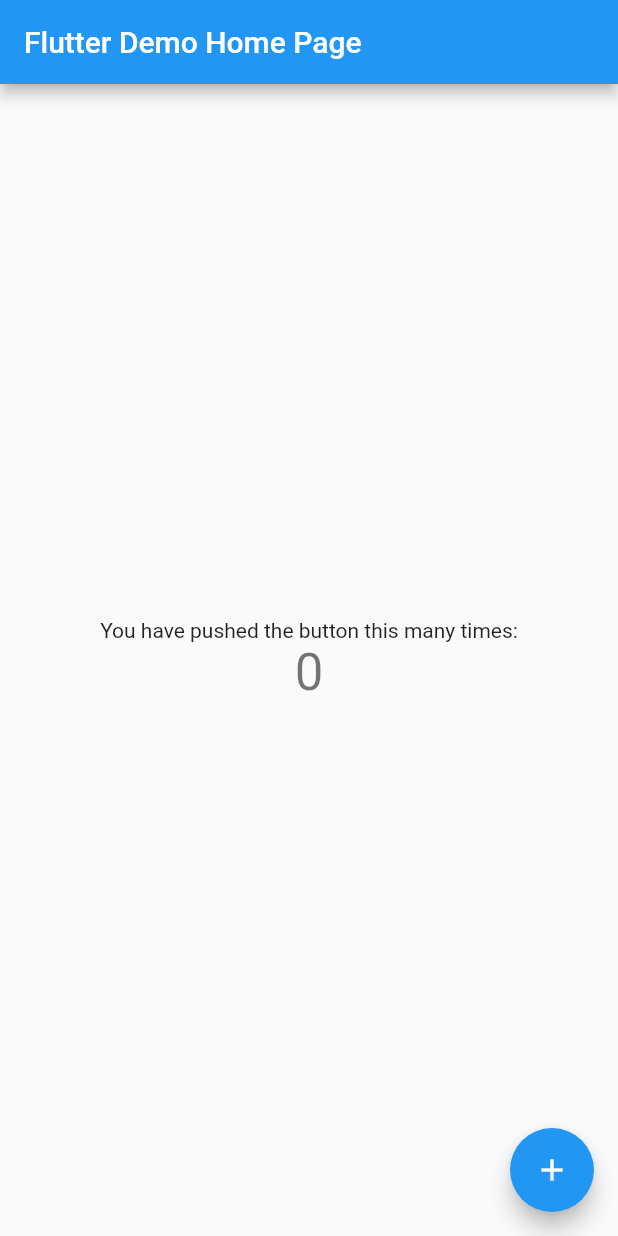
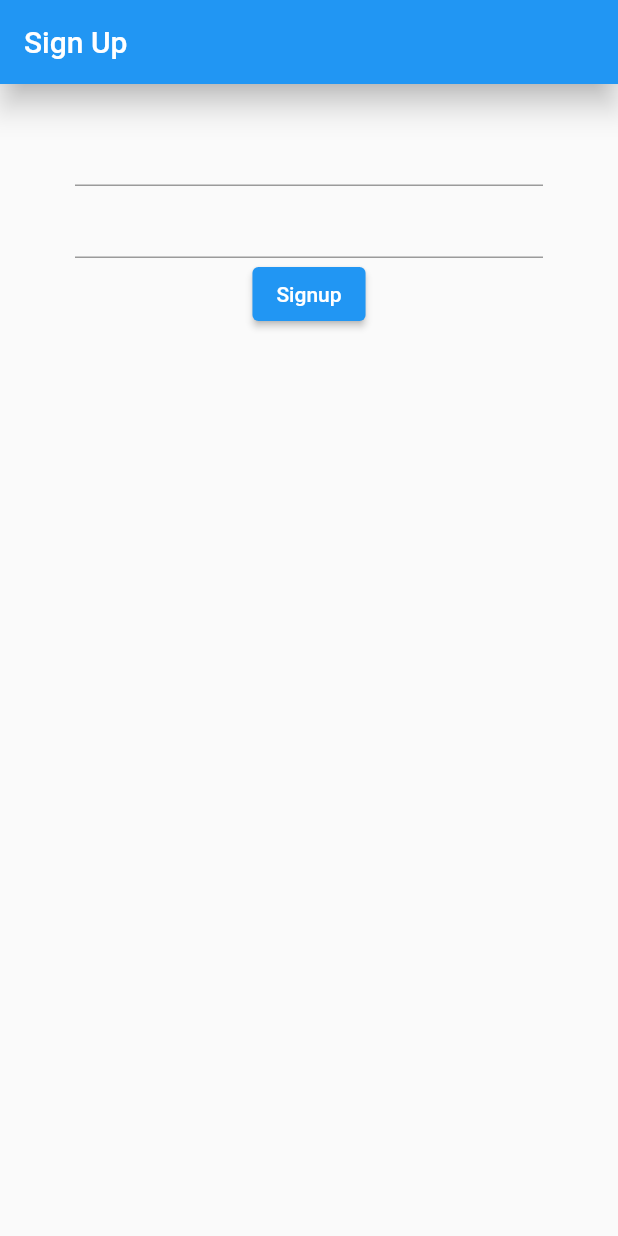
Before and after one commit to Riyanpahuja04/twitter_clone, a Flutter app: the screen it shows after launch, on a phone screen of 412 x 824 dp. Run offline on Flutter 3.47's test engine with Material 2 defaults, Android fonts, the phone set to English and light mode, and no system bars; our stand-ins replace firebase_auth, firebase_core; accounts and stored records are empty.

Commit message:
configure skeletal sign up screen with firebase auth (sing up)

```diff
--- /dev/null
+++ b/lib/auth/signup.dart
@@ -0,0 +1,69 @@
+import 'package:firebase_auth/firebase_auth.dart';
+import 'package:flutter/material.dart';
+
+class SignUp extends StatefulWidget {
+  const SignUp({Key? key}) : super(key: key);
+
+  @override
+  State<SignUp> createState() => _SignUpState();
+}
+
+class _SignUpState extends State<SignUp> {
+  FirebaseAuth auth = FirebaseAuth.instance;
+
+  String email = '';
+  String password = '';
+
+  @override
+  Widget build(BuildContext context) {
+    return Scaffold(
+      appBar: AppBar(
+        backgroundColor: Colors.blue,
+        elevation: 8,
+        title: const Text('Sign Up'),
+      ),
+      body: Container(
+        padding: const EdgeInsets.symmetric(vertical: 20, horizontal: 50),
+        child: Form(
+          child: Column(
+            children: <Widget>[
+              TextFormField(
+                onChanged: (val) => setState(() {
+                  email = val;
+                }),
+              ),
+              TextFormField(
+                onChanged: (val) => setState(() {
+                  password = val;
+                }),
+              ),
+              ElevatedButton(
+                onPressed: () async {
+                  await signUpAction(emailAddress: email, password: password);
+                },
+                child: const Text('Signup'),
+              )
+            ],
+          ),
+        ),
+      ),
+    );
+  }
+}
+
+Future<void> signUpAction({required String emailAddress, required String password}) async {
+  try {
+    final credential = await FirebaseAuth.instance.createUserWithEmailAndPassword(
+      email: emailAddress,
+      password: password,
+    );
+  } on FirebaseAuthException catch (e) {
+    if (e.code == 'weak-password') {
+      debugPrint('The password provided is too weak.');
+    } else if (e.code == 'email-already-in-use') {
+      debugPrint('The account already exists for that email.');
+    }
+  } catch (e) {
+    debugPrint('error $e');
+  }
+}
--- a/lib/main.dart
+++ b/lib/main.dart
@@ -1,122 +1,56 @@
 import 'package:flutter/material.dart';
 import 'package:firebase_core/firebase_core.dart';
+import 'package:twitter_clone/auth/signup.dart';
 import 'firebase_options.dart';
 
-
-
 Future<void> main() async {
-  await Firebase.initializeApp(
-    options: DefaultFirebaseOptions.currentPlatform,
-  );
-  runApp(const MyApp());
+  WidgetsFlutterBinding.ensureInitialized();
+  runApp(MyApp());
 }
 
 class MyApp extends StatelessWidget {
-  const MyApp({super.key});
+  MyApp({super.key});
+
+  final Future<FirebaseApp> _initialization = Firebase.initializeApp(
+    options: DefaultFirebaseOptions.currentPlatform,
+  );
 
   // This widget is the root of your application.
   @override
   Widget build(BuildContext context) {
+    return FutureBuilder(
+        future: _initialization,
+        builder: (context, snapshot) {
+          if (snapshot.hasError) {
             return MaterialApp(
               title: 'Flutter Demo',
               theme: ThemeData(
-        // This is the theme of your application.
-        //
-        // Try running your application with "flutter run". You'll see the
-        // application has a blue toolbar. Then, without quitting the app, try
-        // changing the primarySwatch below to Colors.green and then invoke
-        // "hot reload" (press "r" in the console where you ran "flutter run",
-        // or simply save your changes to "hot reload" in a Flutter IDE).
-        // Notice that the counter didn't reset back to zero; the application
-        // is not restarted.
                 primarySwatch: Colors.blue,
               ),
-      home: const MyHomePage(title: 'Flutter Demo Home Page'),
+              home: const Center(
+                child: Text('Something went wrong'),
+              ),
             );
           }
+
+          if (snapshot.connectionState == ConnectionState.done) {
+            return MaterialApp(
+              title: 'Flutter Demo',
+              theme: ThemeData(
+                primarySwatch: Colors.blue,
+              ),
+              home: const SignUp(),
+            );
           }
-
-class MyHomePage extends StatefulWidget {
-  const MyHomePage({super.key, required this.title});
-
-  // This widget is the home page of your application. It is stateful, meaning
-  // that it has a State object (defined below) that contains fields that affect
-  // how it looks.
-
-  // This class is the configuration for the state. It holds the values (in this
-  // case the title) provided by the parent (in this case the App widget) and
-  // used by the build method of the State. Fields in a Widget subclass are
-  // always marked "final".
-
-  final String title;
-
-  @override
-  State<MyHomePage> createState() => _MyHomePageState();
-}
-
-class _MyHomePageState extends State<MyHomePage> {
-  int _counter = 0;
-
-  void _incrementCounter() {
-    setState(() {
-      // This call to setState tells the Flutter framework that something has
-      // changed in this State, which causes it to rerun the build method below
-      // so that the display can reflect the updated values. If we changed
-      // _counter without calling setState(), then the build method would not be
-      // called again, and so nothing would appear to happen.
-      _counter++;
+          return MaterialApp(
+            title: 'Flutter Demo',
+            theme: ThemeData(
+              primarySwatch: Colors.blue,
+            ),
+            home: const Center(
+              child: Text('loading...'),
+            ),
+          );
         });
   }
-
-  @override
-  Widget build(BuildContext context) {
-    // This method is rerun every time setState is called, for instance as done
-    // by the _incrementCounter method above.
-    //
-    // The Flutter framework has been optimized to make rerunning build methods
-    // fast, so that you can just rebuild anything that needs updating rather
-    // than having to individually change instances of widgets.
-    return Scaffold(
-      appBar: AppBar(
-        // Here we take the value from the MyHomePage object that was created by
-        // the App.build method, and use it to set our appbar title.
-        title: Text(widget.title),
-      ),
-      body: Center(
-        // Center is a layout widget. It takes a single child and positions it
-        // in the middle of the parent.
-        child: Column(
-          // Column is also a layout widget. It takes a list of children and
-          // arranges them vertically. By default, it sizes itself to fit its
-          // children horizontally, and tries to be as tall as its parent.
-          //
-          // Invoke "debug painting" (press "p" in the console, choose the
-          // "Toggle Debug Paint" action from the Flutter Inspector in Android
-          // Studio, or the "Toggle Debug Paint" command in Visual Studio Code)
-          // to see the wireframe for each widget.
-          //
-          // Column has various properties to control how it sizes itself and
-          // how it positions its children. Here we use mainAxisAlignment to
-          // center the children vertically; the main axis here is the vertical
-          // axis because Columns are vertical (the cross axis would be
-          // horizontal).
-          mainAxisAlignment: MainAxisAlignment.center,
-          children: <Widget>[
-            const Text(
-              'You have pushed the button this many times:',
-            ),
-            Text(
-              '$_counter',
-              style: Theme.of(context).textTheme.headline4,
-            ),
-          ],
-        ),
-      ),
-      floatingActionButton: FloatingActionButton(
-        onPressed: _incrementCounter,
-        tooltip: 'Increment',
-        child: const Icon(Icons.add),
-      ), // This trailing comma makes auto-formatting nicer for build methods.
-    );
 }
-}
--- a/pubspec.yaml
+++ b/pubspec.yaml
@@ -37,6 +37,7 @@
   # Use with the CupertinoIcons class for iOS style icons.
   cupertino_icons: ^1.0.2
   firebase_core: ^2.3.0
+  firebase_auth: ^4.1.5
 
 dev_dependencies:
   flutter_test:
@@ -48,6 +49,7 @@
   # package. See that file for information about deactivating specific lint
   # rules and activating additional ones.
   flutter_lints: ^2.0.0
+  dart_code_metrics: ^5.1.0
 
 # For information on the generic Dart part of this file, see the
 # following page: https://dart.dev/tools/pub/pubspec
```
Also changed, not shown: pubspec.lock, 1 other file. Lines whose indentation alone changed are shown as unchanged.
